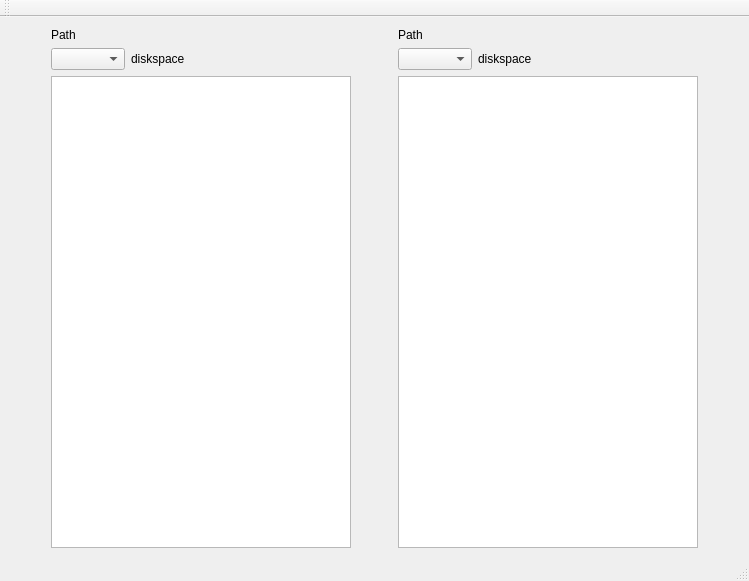
Above: globalcmd.ui from Puziek/GlobalCMD before the change. Below: the same form after it.
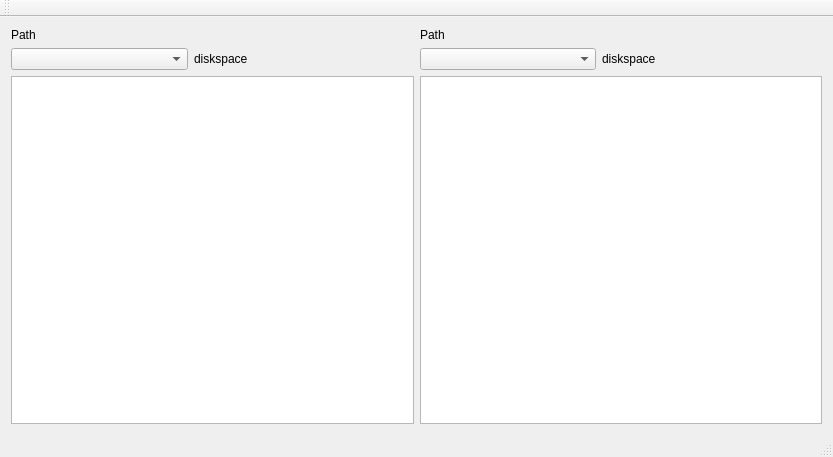
That is the form after the change. Custom widgets are drawn as their Qt base class.

Commit message: Show files, change drive, dedicated combobox

Diff of the .ui file:
```diff
--- a/globalcmd.ui
+++ b/globalcmd.ui
@@ -6,8 +6,8 @@
    <rect>
     <x>0</x>
     <y>0</y>
-    <width>749</width>
-    <height>581</height>
+    <width>833</width>
+    <height>457</height>
    </rect>
   </property>
   <property name="windowTitle">
@@ -15,19 +15,6 @@
   </property>
   <widget class="QWidget" name="centralWidget">
    <layout class="QHBoxLayout" name="horizontalLayout_3">
-    <item>
-     <spacer name="horizontalSpacer_2">
-      <property name="orientation">
-       <enum>Qt::Horizontal</enum>
-      </property>
-      <property name="sizeHint" stdset="0">
-       <size>
-        <width>26</width>
-        <height>20</height>
-       </size>
-      </property>
-     </spacer>
-    </item>
     <item>
      <layout class="QVBoxLayout" name="verticalLayout">
       <item>
@@ -64,30 +51,31 @@
        </layout>
       </item>
       <item>
-       <widget class="QListView" name="listView">
+       <widget class="QTableView" name="tv_lFileList">
         <property name="minimumSize">
          <size>
-          <width>300</width>
+          <width>400</width>
           <height>0</height>
          </size>
         </property>
+        <property name="font">
+         <font>
+          <pointsize>6</pointsize>
+         </font>
+        </property>
+        <attribute name="verticalHeaderDefaultSectionSize">
+         <number>15</number>
+        </attribute>
+        <attribute name="verticalHeaderHighlightSections">
+         <bool>false</bool>
+        </attribute>
+        <attribute name="verticalHeaderMinimumSectionSize">
+         <number>15</number>
+        </attribute>
        </widget>
       </item>
      </layout>
     </item>
-    <item>
-     <spacer name="horizontalSpacer">
-      <property name="orientation">
-       <enum>Qt::Horizontal</enum>
-      </property>
-      <property name="sizeHint" stdset="0">
-       <size>
-        <width>26</width>
-        <height>20</height>
-       </size>
-      </property>
-     </spacer>
-    </item>
     <item>
      <layout class="QVBoxLayout" name="verticalLayout_2">
       <item>
@@ -127,7 +115,7 @@
        <widget class="QListView" name="listView_2">
         <property name="minimumSize">
          <size>
-          <width>300</width>
+          <width>400</width>
           <height>0</height>
          </size>
         </property>
@@ -135,19 +123,6 @@
       </item>
      </layout>
     </item>
-    <item>
-     <spacer name="horizontalSpacer_3">
-      <property name="orientation">
-       <enum>Qt::Horizontal</enum>
-      </property>
-      <property name="sizeHint" stdset="0">
-       <size>
-        <width>26</width>
-        <height>20</height>
-       </size>
-      </property>
-     </spacer>
-    </item>
    </layout>
   </widget>
   <widget class="QMenuBar" name="menuBar">
@@ -171,6 +146,13 @@
   <widget class="QStatusBar" name="statusBar"/>
  </widget>
  <layoutdefault spacing="6" margin="11"/>
+ <customwidgets>
+  <customwidget>
+   <class>DrivesComboBox</class>
+   <extends>QComboBox</extends>
+   <header location="global">drivescombobox.h</header>
+  </customwidget>
+ </customwidgets>
  <resources/>
  <connections/>
 </ui>
```
Left out of the diff: 6 changed lines with no effect on the pictures. The commit also changes 7 other files.
